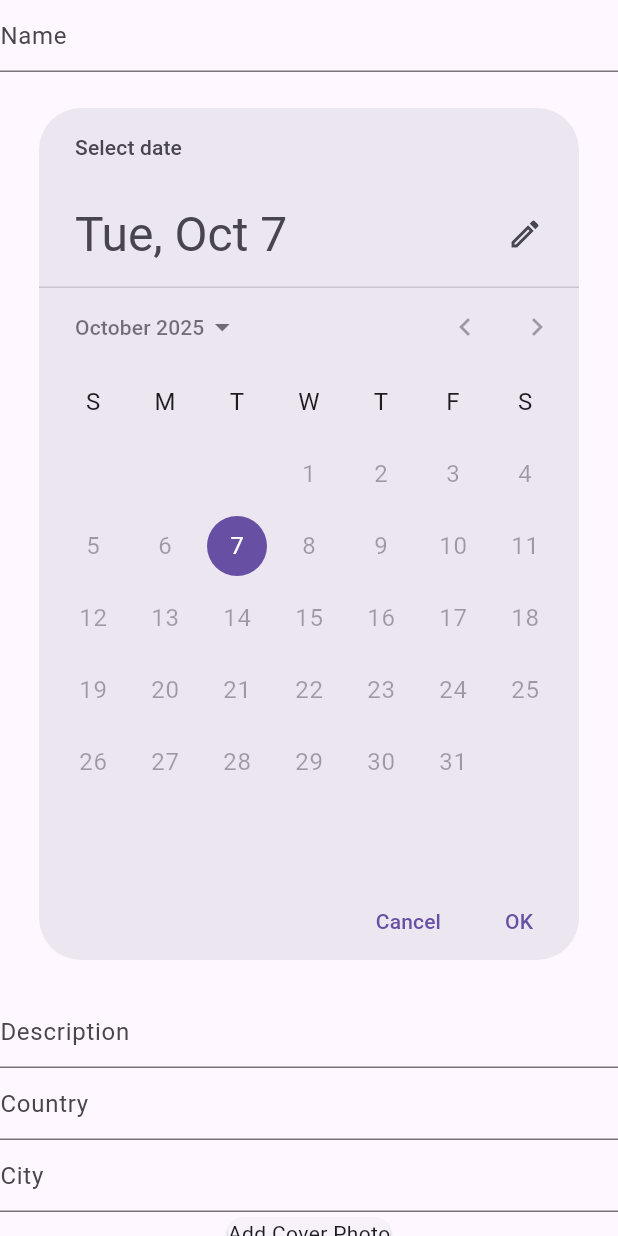
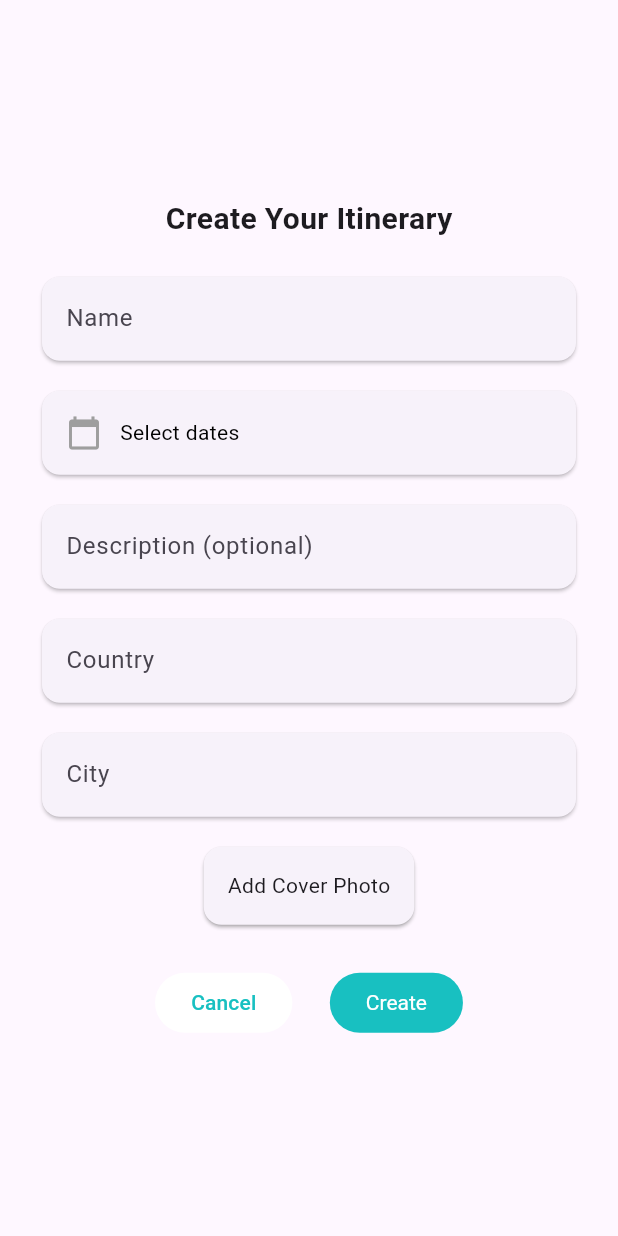
Before and after one commit to Leedje/tripsharemobile_s4, a Flutter app: the CreateEditItineraryScreen screen opened by its route, on a phone screen of 412 x 824 dp. Run offline on Flutter 3.47's test engine with Material 3 defaults, Android fonts, the phone set to English and light mode, and no system bars; our stand-ins replace go_router; Roboto replaces fonts that are missing (Poppins).

Commit message:
create page almost complete

```diff
--- /dev/null
+++ b/devtools_options.yaml
@@ -0,0 +1,3 @@
+description: This file stores settings for Dart & Flutter DevTools.
+documentation: https://docs.flutter.dev/tools/devtools/extensions#configure-extension-enablement-states
+extensions:
--- a/lib/screens/create-edit-itinerary.dart
+++ b/lib/screens/create-edit-itinerary.dart
@@ -1,7 +1,7 @@
 import 'package:flutter/material.dart';
 import 'package:go_router/go_router.dart';
 import 'package:provider/provider.dart';
-import 'package:tripsharemobile_s4/models/itinerary.dart';
+import 'package:intl/intl.dart';
 import 'package:tripsharemobile_s4/viewModels/itineraryViewModel.dart';
 
 class CreateEditItineraryScreen extends StatefulWidget {
@@ -12,6 +12,25 @@ class CreateEditItineraryScreen extends StatefulWidget {
 
 class _CreateEditItineraryScreenState extends State<CreateEditItineraryScreen> {
   final _formKey = GlobalKey<FormState>();
+  DateTimeRange? _selectedRange;
+
+  void _showDateRangePicker(BuildContext context) async {
+    final picked = await showDateRangePicker(
+      context: context,
+      firstDate: DateTime.now(),
+      lastDate: DateTime.now().add(Duration(days: 365)),
+    );
+
+    if (picked != null) {
+      setState(() {
+        _selectedRange = picked;
+      });
+    }
+  }
+
+  String _formatDate(DateTime date) {
+    return DateFormat('MMM d yyyy').format(date);
+  }
 
   @override
   Widget build(BuildContext context) {
@@ -20,69 +39,177 @@ class _CreateEditItineraryScreenState extends State<CreateEditItineraryScreen> {
     return Scaffold(
       body: Form(
         key: _formKey,
+        child: Center(
+          child: SingleChildScrollView(
+            padding: const EdgeInsets.symmetric(
+              horizontal: 24.0,
+              vertical: 32.0,
+            ),
             child: Column(
-          mainAxisAlignment: MainAxisAlignment.center,
+              mainAxisSize: MainAxisSize.min,
               children: [
-            TextFormField(
+                Text(
+                  'Create Your Itinerary',
+                  style: TextStyle(
+                    fontSize: 20,
+                    fontWeight: FontWeight.bold,
+                    fontFamily: 'Poppins',
+                  ),
+                ),
+                SizedBox(height: 20),
+
+                /// Name Field
+                Card(
+                  clipBehavior: Clip.hardEdge,
+                  child: TextFormField(
                     validator: (value) {
                       if (value == null || value.isEmpty) {
                         return 'Please enter an itinerary name';
                       }
+                      return null;
                     },
                     initialValue: '',
-              decoration: InputDecoration(hintText: 'Name'),
+                    style: TextStyle(fontFamily: 'Poppins'),
+                    decoration: InputDecoration(
+                      hintText: 'Name',
+                      border: InputBorder.none,
+                      contentPadding: EdgeInsets.all(16),
                     ),
-            DatePickerDialog(
-              initialDate: DateTime.now(),
-              firstDate: DateTime.now(),
-              lastDate: DateTime.now(),
                   ),
-            TextFormField(
+                ),
+
+                SizedBox(height: 12),
+
+                /// Date Picker Card
+                Card(
+                  clipBehavior: Clip.hardEdge,
+                  child: InkWell(
+                    onTap: () => _showDateRangePicker(context),
+                    child: Padding(
+                      padding: const EdgeInsets.all(16.0),
+                      child: Row(
+                        children: [
+                          Icon(Icons.calendar_today, color: Colors.grey),
+                          SizedBox(width: 12),
+                          Text(
+                            _selectedRange == null
+                                ? 'Select dates'
+                                : '${_formatDate(_selectedRange!.start)} – ${_formatDate(_selectedRange!.end)}',
+                            style: TextStyle(
+                              color: Colors.black,
+                              fontFamily: 'Poppins',
+                            ),
+                          ),
+                        ],
+                      ),
+                    ),
+                  ),
+                ),
+
+                SizedBox(height: 12),
+
+                /// Description
+                Card(
+                  child: TextFormField(
                     initialValue: '',
-              decoration: InputDecoration(hintText: 'Description'),
+                    style: TextStyle(fontFamily: 'Poppins'),
+                    decoration: InputDecoration(
+                      hintText: 'Description (optional)',
+                      border: InputBorder.none,
+                      contentPadding: EdgeInsets.all(16),
                     ),
-            TextFormField(
+                  ),
+                ),
+
+                SizedBox(height: 12),
+
+                /// Country
+                Card(
+                  child: TextFormField(
                     initialValue: '',
-              decoration: InputDecoration(hintText: 'Country'),
+                    style: TextStyle(fontFamily: 'Poppins'),
+                    decoration: InputDecoration(
+                      hintText: 'Country',
+                      border: InputBorder.none,
+                      contentPadding: EdgeInsets.all(16),
                     ),
-            TextFormField(
+                  ),
+                ),
+
+                SizedBox(height: 12),
+
+                /// City
+                Card(
+                  child: TextFormField(
                     initialValue: '',
-              decoration: InputDecoration(hintText: 'City'),
+                    style: TextStyle(fontFamily: 'Poppins'),
+                    decoration: InputDecoration(
+                      hintText: 'City',
+                      border: InputBorder.none,
+                      contentPadding: EdgeInsets.all(16),
                     ),
-            Card(shadowColor: Colors.grey, child: Text('Add Cover Photo')),
-            SizedBox(height: 4),
+                  ),
+                ),
+
+                SizedBox(height: 12),
+
+                /// Cover Photo Placeholder
+                Card(
+                  shadowColor: Colors.grey,
+                  child: Padding(
+                    padding: const EdgeInsets.all(16.0),
+                    child: Text(
+                      'Add Cover Photo',
+                      style: TextStyle(fontFamily: 'Poppins'),
+                    ),
+                  ),
+                ),
+
+                SizedBox(height: 24),
+
+                /// Action Buttons
                 Row(
+                  mainAxisAlignment: MainAxisAlignment.center,
                   children: [
                     ElevatedButton(
-                  style: ElevatedButton.styleFrom(
-                    textStyle: TextStyle(
-                      color: Color(0xFF18C0C1)
-                    )
-                  ),
                       onPressed: () {
                         context.go('/');
                       },
-                  child: const Text('Cancel'),
+                      style: ElevatedButton.styleFrom(
+                        backgroundColor: Colors.white,
+                        elevation: 0,
                       ),
+                      child: Text(
+                        'Cancel',
+                        style: TextStyle(
+                          color: Color(0xFF18C0C1),
+                          fontFamily: 'Poppins',
+                        ),
+                      ),
+                    ),
+                    SizedBox(width: 25),
                     FilledButton(
                       style: FilledButton.styleFrom(
                         backgroundColor: Color(0xFF18C0C1),
                         textStyle: TextStyle(
-                      color: Colors.white
-                    )
+                          color: Colors.white,
+                          fontFamily: 'Poppins',
+                        ),
                       ),
                       onPressed: () {
                         if (_formKey.currentState!.validate()) {
                           // itineraryViewModel.createItinerary(itinerary);
                         }
                       },
-                  child: const Text('Create'),
+                      child: Text('Create'),
                     ),
                   ],
                 ),
               ],
             ),
           ),
+        ),
+      ),
     );
   }
 }
--- a/lib/screens/home.dart
+++ b/lib/screens/home.dart
@@ -7,16 +7,19 @@ class HomeScreen extends StatelessWidget {
 
   @override
   Widget build(BuildContext context) {
-    final itineraryViewModel = context.watch<ItineraryViewModel>();
 
     return Scaffold(
       body: Column(
         children: [
           Text('Upcoming Itineraries'),
-          Container(child: ListView(children: [Card(), Card()])),
+          Expanded(
+            child: ListView(children: [Card(), Card()]),
+          ),
           SizedBox(height: 5),
           Text('Past Itineraries'),
-          Container(child: ListView()),
+          Expanded(
+            child: ListView(),
+          ),
         ],
       ),
     );
--- a/pubspec.yaml
+++ b/pubspec.yaml
@@ -10,6 +10,7 @@ dependencies:
   flutter:
     sdk: flutter
   go_router: ^13.2.0
+  intl: ^0.20.2
   provider: ^6.1.5
 
 dev_dependencies:
```
Also changed, not shown: pubspec.lock. Lines whose indentation alone changed are shown as unchanged.
